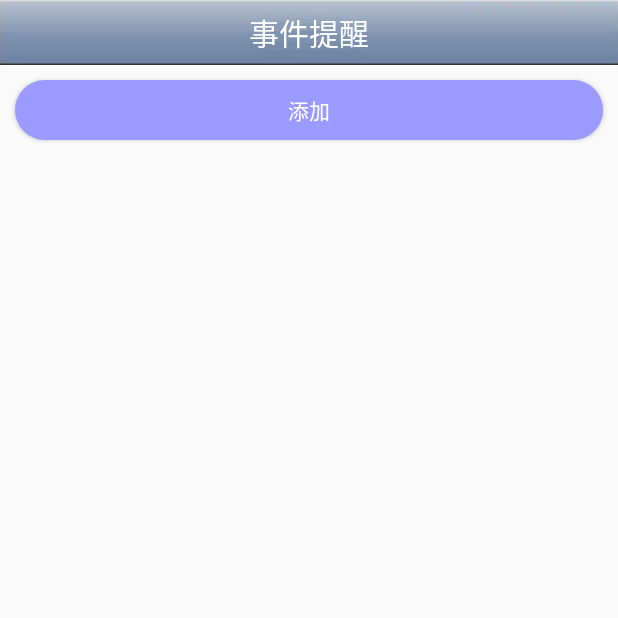
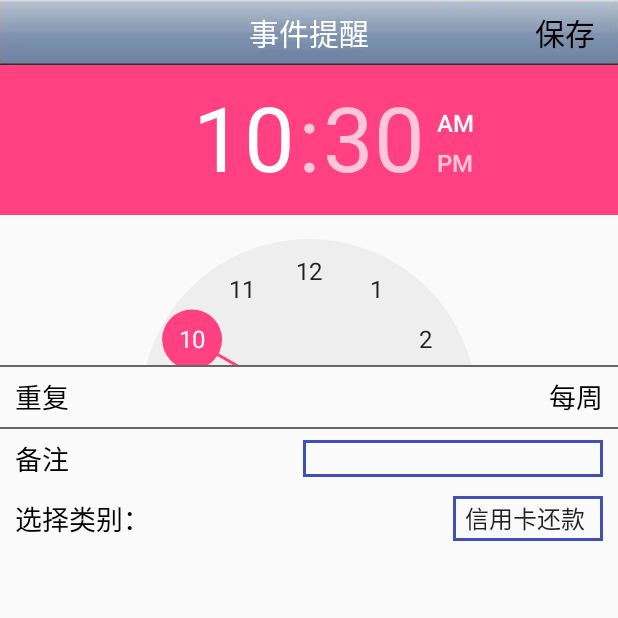
Before and after one commit to yuzelli/bookkeepmanager, an Android app: the BellReminderActivity screen opened directly, with no data from a screen before it, after a tap on "添加", on a phone screen of 412 x 824 dp, the top half of it. Run offline under Robolectric (Android 15) with nearby library versions, the phone set to English and light mode, and no system bars; our stand-ins replace ButterKnife.

Commit message:
add save bell

```diff
--- a/app/src/main/java/com/example/yuzelli/bookkeepmananger/bean/PartBean.java
+++ b/app/src/main/java/com/example/yuzelli/bookkeepmananger/bean/PartBean.java
@@ -1,12 +1,13 @@
 package com.example.yuzelli.bookkeepmananger.bean;
 
+import java.io.Serializable;
 import java.util.ArrayList;
 
 /**
  * Created by 51644 on 2017/9/7.
  */
 
-public class PartBean {
+public class PartBean implements Serializable{
     private String time;
     private String week;
     private String money;
--- a/app/src/main/java/com/example/yuzelli/bookkeepmananger/bean/UserBean.java
+++ b/app/src/main/java/com/example/yuzelli/bookkeepmananger/bean/UserBean.java
@@ -1,6 +1,8 @@
 package com.example.yuzelli.bookkeepmananger.bean;
 
-public class UserBean {
+import java.io.Serializable;
+
+public class UserBean implements Serializable{
     private int user_id;
     private String phone;
     private String passWord;
--- a/app/src/main/java/com/example/yuzelli/bookkeepmananger/view/activity/BellReminderActivity.java
+++ b/app/src/main/java/com/example/yuzelli/bookkeepmananger/view/activity/BellReminderActivity.java
@@ -1,6 +1,7 @@
 package com.example.yuzelli.bookkeepmananger.view.activity;
 
 import android.app.Dialog;
+import android.content.Intent;
 import android.os.Bundle;
 import android.view.View;
 import android.widget.ListView;
@@ -45,7 +46,8 @@ public class BellReminderActivity extends BaseActivity {
                 finish();
                 break;
             case R.id.add_bell:
-                showDailog();
+                Intent intent = new Intent(BellReminderActivity.this,SaveBellReminderActivity.class);
+                startActivity(intent);
                 break;
         }
     }
--- /dev/null
+++ b/app/src/main/java/com/example/yuzelli/bookkeepmananger/view/activity/SaveBellReminderActivity.java
@@ -0,0 +1,113 @@
+package com.example.yuzelli.bookkeepmananger.view.activity;
+
+import android.content.Intent;
+import android.os.Bundle;
+import android.view.View;
+import android.widget.EditText;
+import android.widget.RelativeLayout;
+import android.widget.Spinner;
+import android.widget.TextView;
+import android.widget.TimePicker;
+
+import com.example.yuzelli.bookkeepmananger.R;
+import com.example.yuzelli.bookkeepmananger.base.BaseActivity;
+import com.example.yuzelli.bookkeepmananger.utils.DateUtils;
+
+import butterknife.BindView;
+import butterknife.ButterKnife;
+import butterknife.OnClick;
+
+public class SaveBellReminderActivity extends BaseActivity {
+
+
+    @BindView(R.id.tv_title)
+    TextView tvTitle;
+    @BindView(R.id.tv_right)
+    TextView tvRight;
+    @BindView(R.id.tp_time)
+    TimePicker tpTime;
+    @BindView(R.id.tv_chongfu)
+    TextView tvChongfu;
+    @BindView(R.id.ll_chongfu)
+    RelativeLayout llChongfu;
+    @BindView(R.id.et_input)
+    EditText etInput;
+    @BindView(R.id.spinner)
+    Spinner spinner;
+
+    private int hour;
+    private int minute;
+
+    @Override
+    protected int layoutInit() {
+        return R.layout.activity_save_bell_reminder;
+    }
+
+    @Override
+    protected void binEvent() {
+        tvTitle.setText("事件提醒");
+        tvRight.setVisibility(View.VISIBLE);
+        tvRight.setText("保存");
+        DateUtils dateUtils = new DateUtils();
+        hour = dateUtils.hour;
+        minute = dateUtils.minute;
+
+        tpTime.setCurrentHour(hour);
+        tpTime.setCurrentMinute(minute);
+
+        tpTime.setOnTimeChangedListener(new TimePicker.OnTimeChangedListener() {
+            @Override
+            public void onTimeChanged(TimePicker timePicker, int i, int i1) {
+                 hour = timePicker.getCurrentHour();
+                 minute = timePicker.getCurrentMinute();
+            }
+        });
+        llChongfu.setOnClickListener(new View.OnClickListener() {
+            @Override
+            public void onClick(View view) {
+                Intent intent = new Intent(SaveBellReminderActivity.this,
+                        ChongfuActivity.class);
+                startActivityForResult(intent, 1000);// requestCode
+
+            }
+        });
+
+    }
+
+    @Override
+    protected void fillData() {
+
+    }
+
+
+    @OnClick(R.id.img_back)
+    public void onViewClicked() {
+        finish();
+    }
+
+
+    private String type;
+    private String content;
+    private String content2;
+    @Override
+    protected void onActivityResult(int requestCode, int resultCode, Intent data) {
+        super.onActivityResult(requestCode, resultCode, data);
+        if(requestCode==1000&&resultCode==1001){
+             type = data.getStringExtra("type");
+            if (type.equals("0")){
+                 content = data.getStringExtra("content");
+
+                tvChongfu.setText("每"+"周"+(Integer.valueOf(content)+1));
+            }else if (type.equals("1")){
+                 content = data.getStringExtra("content");
+                tvChongfu.setText("每月"+(Integer.valueOf(content)+1)+ "号");
+            }else if (type.equals("2")){
+                 content = data.getStringExtra("content");
+                 content2 = data.getStringExtra("content2");
+                tvChongfu.setText("每年"+(Integer.valueOf(content2)+1)+ "月"+(Integer.valueOf(content)+1)+ "号");
+            }
+
+        }
+
+    }
+}
--- a/app/src/main/java/com/example/yuzelli/bookkeepmananger/view/fragment/CommonUseFragment.java
+++ b/app/src/main/java/com/example/yuzelli/bookkeepmananger/view/fragment/CommonUseFragment.java
@@ -11,8 +11,10 @@ import android.widget.TextView;
 import com.example.yuzelli.bookkeepmananger.R;
 import com.example.yuzelli.bookkeepmananger.base.BaseFragment;
 import com.example.yuzelli.bookkeepmananger.view.activity.BeiFengActivity;
+import com.example.yuzelli.bookkeepmananger.view.activity.BellReminderActivity;
 import com.example.yuzelli.bookkeepmananger.view.activity.ParitiesActivity;
 import com.example.yuzelli.bookkeepmananger.view.activity.PieChartActivity;
+import com.example.yuzelli.bookkeepmananger.view.activity.SaveBellReminderActivity;
 
 import butterknife.BindView;
 import butterknife.ButterKnife;
@@ -47,6 +49,8 @@ public class CommonUseFragment extends BaseFragment {
     public void onViewClicked(View view) {
         switch (view.getId()) {
             case R.id.tv_tixing:
+                Intent intent2  = new Intent(getActivity(), BellReminderActivity.class);
+                startActivity(intent2);
                 break;
             case R.id.tv_huansuan:
                 Intent intent = new Intent(getActivity(), ParitiesActivity.class);
--- /dev/null
+++ b/app/src/main/res/layout/activity_save_bell_reminder.xml
@@ -0,0 +1,97 @@
+<?xml version="1.0" encoding="utf-8"?>
+<LinearLayout xmlns:android="http://schemas.android.com/apk/res/android"
+    xmlns:tools="http://schemas.android.com/tools"
+    android:id="@+id/activity_save_bell_reminder"
+    android:layout_width="match_parent"
+    android:layout_height="match_parent"
+    android:orientation="vertical"
+    tools:context="com.example.yuzelli.bookkeepmananger.view.activity.SaveBellReminderActivity">
+
+    <include layout="@layout/headtitle_layout" />
+    <TimePicker
+        android:id="@+id/tp_time"
+        android:layout_width="match_parent"
+        android:layout_height="200dp"></TimePicker>
+    <View
+        android:layout_width="match_parent"
+        android:layout_height="1dp"
+        android:background="@color/text_content_color"/>
+    <RelativeLayout
+        android:id="@+id/ll_chongfu"
+        android:layout_width="match_parent"
+        android:layout_height="40dp">
+        <TextView
+            android:layout_width="wrap_content"
+            android:layout_height="wrap_content"
+            android:textSize="18sp"
+            android:textColor="@color/black"
+            android:layout_centerVertical="true"
+            android:layout_marginLeft="10dp"
+            android:text="重复"/>
+        <TextView
+            android:id="@+id/tv_chongfu"
+            android:layout_width="wrap_content"
+            android:layout_height="wrap_content"
+            android:textSize="18sp"
+            android:textColor="@color/black"
+            android:layout_centerVertical="true"
+            android:layout_alignParentRight="true"
+            android:layout_marginLeft="10dp"
+            android:layout_marginRight="10dp"
+            android:text="每周"/>
+    </RelativeLayout>
+    <View
+        android:layout_width="match_parent"
+        android:layout_height="1dp"
+        android:background="@color/text_content_color"/>
+    <RelativeLayout
+        android:id="@+id/ll_beizhu"
+        android:layout_width="match_parent"
+        android:layout_height="40dp">
+        <TextView
+            android:layout_width="wrap_content"
+            android:layout_height="wrap_content"
+            android:textSize="18sp"
+            android:textColor="@color/black"
+            android:layout_centerVertical="true"
+            android:layout_marginLeft="10dp"
+            android:text="备注"/>
+        <EditText
+            android:id="@+id/et_input"
+            android:layout_width="200dp"
+            android:layout_height="wrap_content"
+            android:textSize="18sp"
+            android:textColor="@color/black"
+            android:layout_centerVertical="true"
+            android:layout_alignParentRight="true"
+            android:layout_marginLeft="10dp"
+            android:background="@drawable/view_shape_line"
+            android:layout_marginRight="10dp"
+           />
+    </RelativeLayout>
+    <RelativeLayout
+        android:layout_width="match_parent"
+        android:layout_height="40dp">
+        <TextView
+            android:layout_width="wrap_content"
+            android:layout_height="wrap_content"
+            android:textSize="18sp"
+            android:textColor="@color/black"
+            android:layout_centerVertical="true"
+            android:layout_marginLeft="10dp"
+            android:text="选择类别："/>
+        <Spinner
+            android:id="@+id/spinner"
+            android:layout_width="100dp"
+            android:layout_height="30dp"
+            android:textSize="18sp"
+            android:textColor="@color/black"
+            android:layout_centerVertical="true"
+            android:layout_alignParentRight="true"
+            android:layout_marginLeft="10dp"
+            android:background="@drawable/view_shape_line"
+            android:layout_marginRight="10dp"
+            android:entries="@array/type"
+            />
+    </RelativeLayout>
+</LinearLayout>
--- a/app/src/main/res/layout/headtitle_layout.xml
+++ b/app/src/main/res/layout/headtitle_layout.xml
@@ -20,5 +20,18 @@
         android:textSize="20sp"
         android:layout_centerInParent="true"
         />
+    <TextView
+        android:id="@+id/tv_right"
+        android:layout_width="wrap_content"
+        android:layout_height="wrap_content"
+        android:textColor="@color/black"
+        android:textSize="20sp"
+        android:layout_alignParentRight="true"
+        android:layout_marginRight="10dp"
+        android:layout_centerVertical="true"
+        android:padding="5dp"
+        android:visibility="gone"
+        android:gravity="center"
+        />
 
 </RelativeLayout>
```
Also changed, not shown: app/src/main/AndroidManifest.xml (+6 -2 lines), app/src/main/java/com/example/yuzelli/bookkeepmananger/view/activity/ChongfuActivity.java (added, +117 -0 lines), app/src/main/res/layout/activity_chongfu.xml (added, +70 -0 lines), app/src/main/res/values/arrays.xml (+51 -0 lines).
